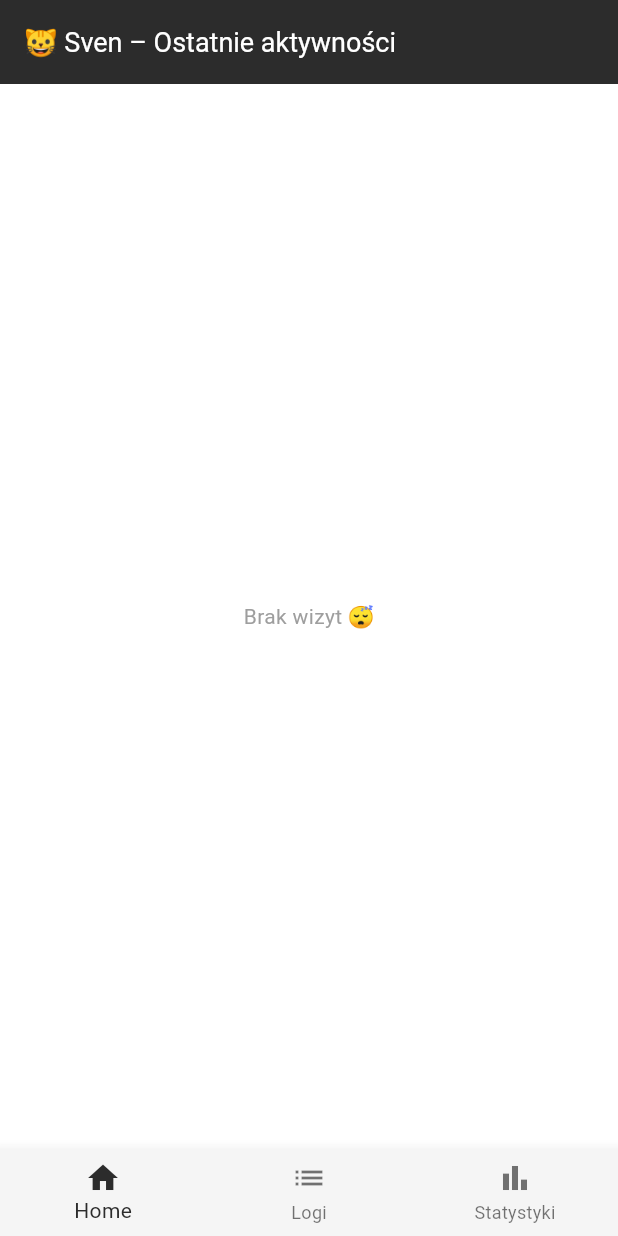
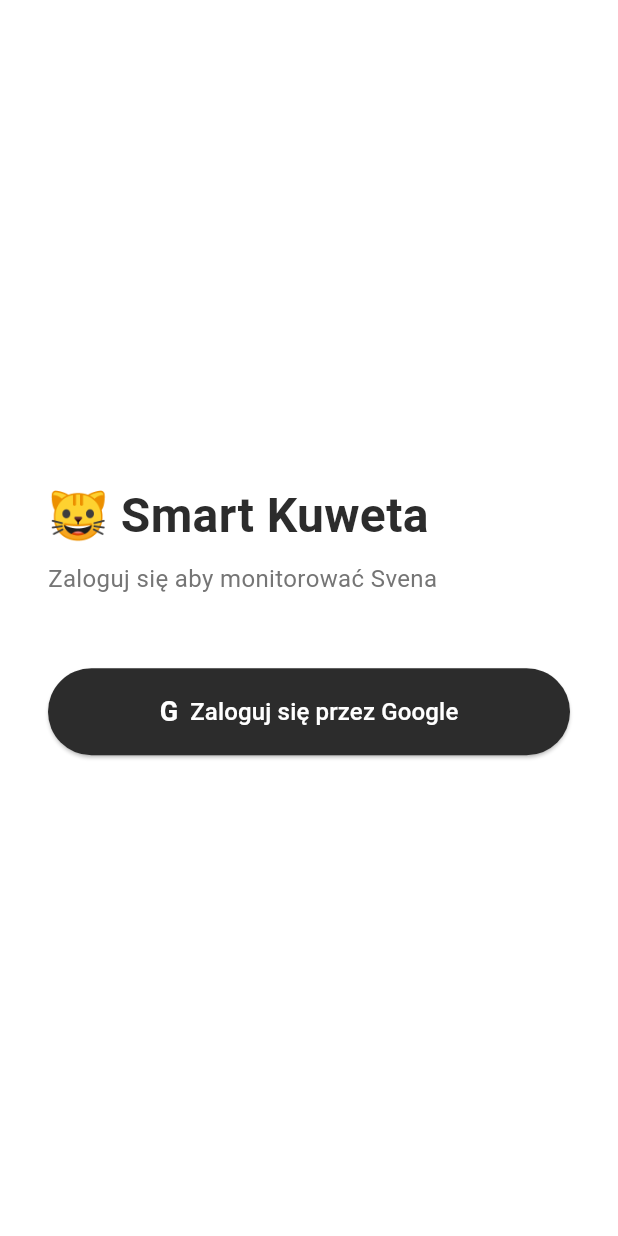
Before and after one commit to Dominika98/smart_kuweta, a Flutter app: the screen it shows after launch, on a phone screen of 412 x 824 dp. Run offline on Flutter 3.47's test engine with Material 3 defaults, Android fonts, the phone set to English and light mode, and no system bars; our stand-ins replace cloud_firestore, firebase_auth, firebase_core, fl_chart, google_sign_in, table_calendar; accounts and stored records are empty.

Commit message:
Added google login functionality

```diff
--- a/app/lib/main.dart
+++ b/app/lib/main.dart
@@ -4,6 +4,8 @@
 import 'package:firebase_core/firebase_core.dart';
 import 'firebase_options.dart';
 import 'package:cloud_firestore/cloud_firestore.dart';
+import 'package:firebase_auth/firebase_auth.dart';
+import 'package:google_sign_in/google_sign_in.dart';
 
 enum VisitType { kupa, siku, nieznany }
 
@@ -60,18 +62,139 @@
       theme: ThemeData(
         colorScheme: ColorScheme(
           brightness: Brightness.light,
-        primary: Color(0xFF2C2C2C),        // ciemna szarość (jak ciemne futro)
+          primary: Color(0xFF2C2C2C),
           onPrimary: Colors.white,
-        secondary: Color(0xFF757575),      // średnia szarość
+          secondary: Color(0xFF757575),
           onSecondary: Colors.white,
-        surface: Color(0xFFF5F5F5),        // jasna szarość (jak białe futro)
+          surface: Color(0xFFF5F5F5),
           onSurface: Color(0xFF2C2C2C),
           error: Color(0xFFB00020),
           onError: Colors.white,
         ),
+        scaffoldBackgroundColor: Colors.white,
         useMaterial3: true,
       ),
-      home: const HomeScreen(),
+      home: StreamBuilder<User?>(
+        stream: FirebaseAuth.instance.authStateChanges(),
+        builder: (context, snapshot) {
+          if (snapshot.connectionState == ConnectionState.waiting) {
+            return const Scaffold(
+              body: Center(child: CircularProgressIndicator()),
+            );
+          }
+          if (snapshot.hasData) {
+            return const HomeScreen();
+          }
+          return const LoginScreen();
+        },
+      ),
+    );
+  }
+}
+
+class LoginScreen extends StatefulWidget {
+  const LoginScreen({super.key});
+
+  @override
+  State<LoginScreen> createState() => _LoginScreenState();
+}
+
+class _LoginScreenState extends State<LoginScreen> {
+  bool _isLoading = false;
+  String? _error;
+
+  Future<void> _loginWithGoogle() async {
+    setState(() {
+      _isLoading = true;
+      _error = null;
+    });
+    try {
+      final GoogleSignIn googleSignIn = GoogleSignIn(
+        clientId: '143774411675-j7lo8s629dudi4b68teme7to7mrf1ved.apps.googleusercontent.com',
+      );
+      final GoogleSignInAccount? googleUser = await googleSignIn.signIn();
+      if (googleUser == null) {
+        setState(() => _isLoading = false);
+        return;
+      }
+      final GoogleSignInAuthentication googleAuth =
+          await googleUser.authentication;
+      print('accessToken: ${googleAuth.accessToken}');
+      print('idToken: ${googleAuth.idToken}');
+      final credential = GoogleAuthProvider.credential(
+        accessToken: googleAuth.accessToken,
+        idToken: googleAuth.idToken,
+      );
+      final result = await FirebaseAuth.instance.signInWithCredential(credential);
+      print('User: ${result.user?.email}');
+    } on FirebaseAuthException catch (e) {
+      print('FirebaseAuthException: ${e.code} ${e.message}');
+      setState(() => _error = e.message);
+    } catch (e) {
+      print('Error: $e');
+      setState(() => _error = e.toString());
+    } finally {
+      setState(() => _isLoading = false);
+    }
+  }
+
+  @override
+  Widget build(BuildContext context) {
+    return Scaffold(
+      backgroundColor: Colors.white,
+      body: SafeArea(
+        child: Padding(
+          padding: const EdgeInsets.all(32),
+          child: Column(
+            mainAxisAlignment: MainAxisAlignment.center,
+            crossAxisAlignment: CrossAxisAlignment.start,
+            children: [
+              const Text(
+                '🐱 Smart Kuweta',
+                style: TextStyle(
+                  fontSize: 32,
+                  fontWeight: FontWeight.bold,
+                  color: Color(0xFF2C2C2C),
+                ),
+              ),
+              const SizedBox(height: 8),
+              const Text(
+                'Zaloguj się aby monitorować Svena',
+                style: TextStyle(
+                  fontSize: 16,
+                  color: Color(0xFF757575),
+                ),
+              ),
+              const SizedBox(height: 48),
+              if (_error != null) ...[
+                Text(
+                  _error!,
+                  style: const TextStyle(color: Colors.red),
+                ),
+                const SizedBox(height: 16),
+              ],
+              SizedBox(
+                width: double.infinity,
+                child: ElevatedButton.icon(
+                  onPressed: _isLoading ? null : _loginWithGoogle,
+                  icon: const Text('G',
+                      style: TextStyle(
+                          fontSize: 18, fontWeight: FontWeight.bold)),
+                  label: _isLoading
+                      ? const CircularProgressIndicator(color: Colors.white)
+                      : const Text('Zaloguj się przez Google',
+                          style: TextStyle(fontSize: 16)),
+                  style: ElevatedButton.styleFrom(
+                    backgroundColor: const Color(0xFF2C2C2C),
+                    foregroundColor: Colors.white,
+                    padding: const EdgeInsets.symmetric(vertical: 16),
+                  ),
+                ),
+              ),
+            ],
+          ),
+        ),
+      ),
     );
   }
 }
@@ -147,6 +270,15 @@
           '🐱 Sven – Ostatnie aktywności',
           style: TextStyle(color: Colors.white, fontSize: 18),
         ),
+        actions: [
+          IconButton(
+            icon: const Icon(Icons.logout, color: Colors.white),
+            onPressed: () async {
+              await GoogleSignIn().signOut();
+              await FirebaseAuth.instance.signOut();
+            },
+          ),
+        ],
       ),
       body: StreamBuilder<QuerySnapshot>(
         stream: FirebaseFirestore.instance
--- a/app/pubspec.yaml
+++ b/app/pubspec.yaml
@@ -36,6 +36,8 @@
   cloud_firestore: ^5.0.0
   firebase_storage: ^12.0.0
   firebase_messaging: ^15.0.0
+  firebase_auth: ^5.0.0
+  google_sign_in: ^6.2.1
 
   # The following adds the Cupertino Icons font to your application.
   # Use with the CupertinoIcons class for iOS style icons.
```
Also changed, not shown: app/pubspec.lock, 3 other files. Lines whose indentation alone changed are shown as unchanged.
